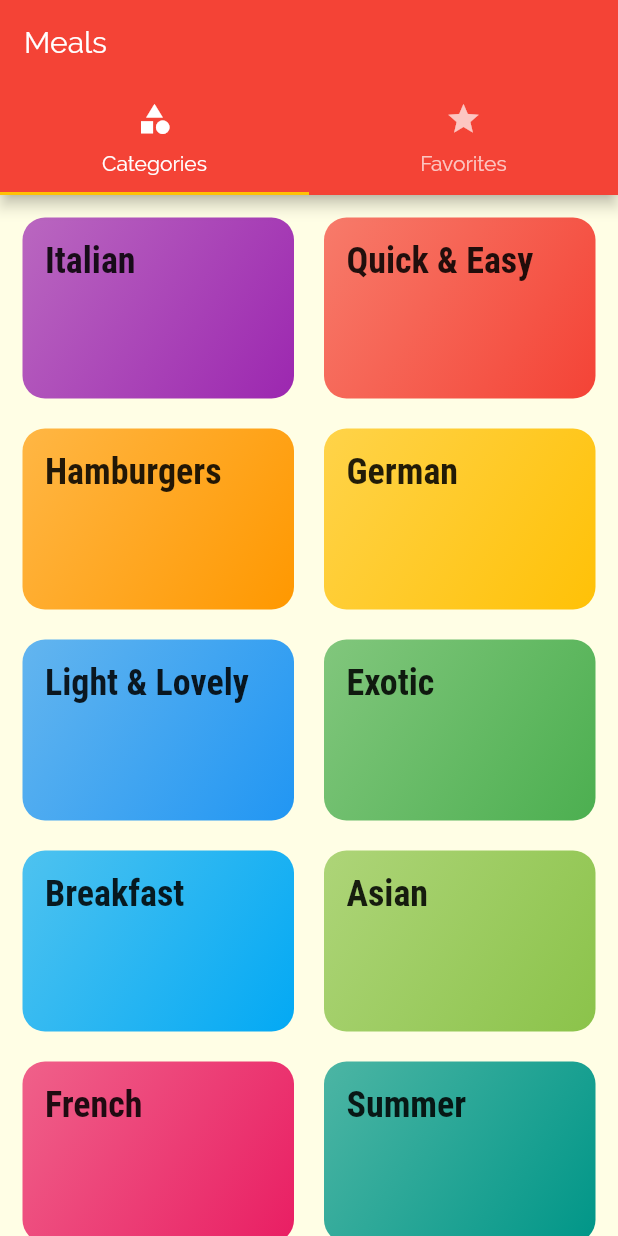
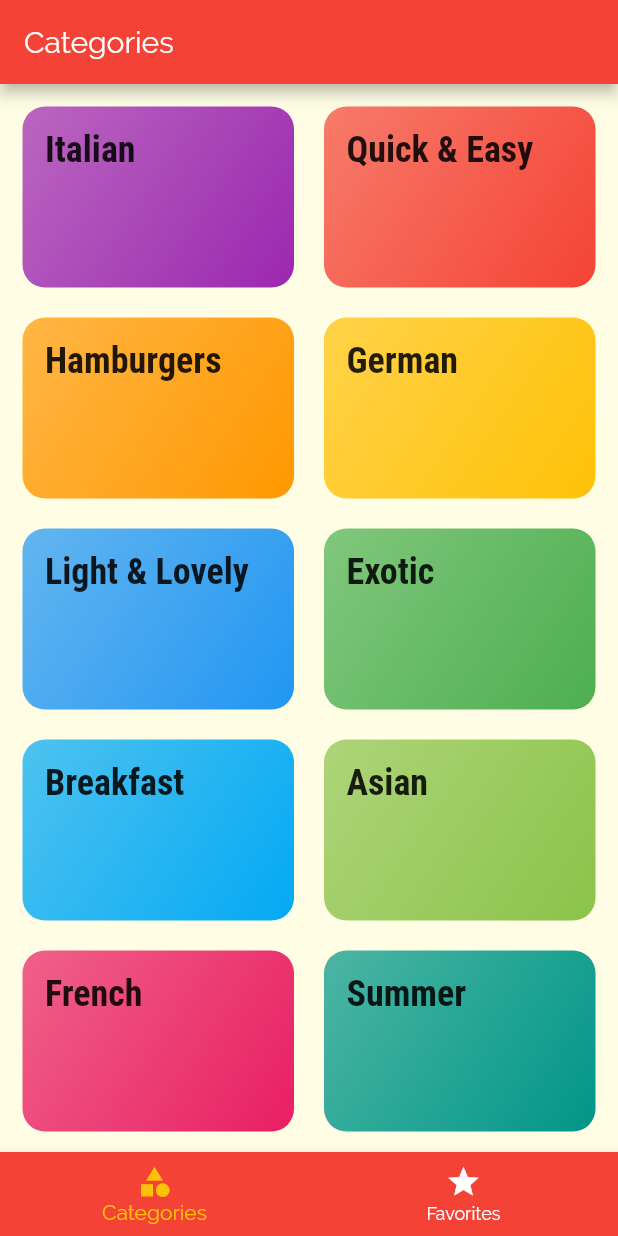
Before and after one commit to ParkSoravee/Fluter_Practice_app3_2, a Flutter app: the screen it shows after launch, on a phone screen of 412 x 824 dp. Run offline on Flutter 3.47's test engine with Material 2 defaults, Android fonts, the phone set to English and light mode, and no system bars.

```diff
--- a/lib/screens/tabs_screen.dart
+++ b/lib/screens/tabs_screen.dart
@@ -9,37 +9,50 @@ class TabsScreen extends StatefulWidget {
 }
 
 class _TabsScreenState extends State<TabsScreen> {
+  final List<Map<String, Object>> _pages = [
+    {
+      'page': CategoriesScreen(),
+      'title': 'Categories',
+    },
+    {
+      'page': FavoritesScreen(),
+      'title': 'Your Favorites',
+    },
+  ];
+  int _selectedPageIndex = 0;
+
+  void _selectPage(int index) {
+    setState(() {
+      _selectedPageIndex = index;
+    });
+  }
+
   @override
   Widget build(BuildContext context) {
-    return DefaultTabController(
-      length: 2,
-      // initialIndex: 0, //default is 0
-      child: Scaffold(
-        appBar: AppBar(
-          title: Text('Meals'),
-          bottom: TabBar(
-            tabs: [
-              Tab(
-                icon: Icon(
-                  Icons.category,
-                ),
-                text: 'Categories',
-              ),
-              Tab(
-                icon: Icon(
-                  Icons.star,
-                ),
-                text: 'Favorites',
-              ),
-            ],
+    return Scaffold(
+      appBar: AppBar(
+        title: Text(_pages[_selectedPageIndex]['title']),
+      ),
+      body: _pages[_selectedPageIndex]['page'],
+      bottomNavigationBar: BottomNavigationBar(
+        onTap: _selectPage,
+        backgroundColor: Theme.of(context).primaryColor,
+        unselectedItemColor: Colors.white,
+        selectedItemColor: Theme.of(context).accentColor,
+        currentIndex: _selectedPageIndex,
+        type: BottomNavigationBarType.fixed,
+        items: [
+          BottomNavigationBarItem(
+            backgroundColor: Theme.of(context).primaryColor,
+            icon: Icon(Icons.category),
+            label: 'Categories',
           ),
-        ),
-        body: TabBarView(
-          children: [
-            CategoriesScreen(),
-            FavoritesScreen(),
-          ],
-        ),
+          BottomNavigationBarItem(
+            backgroundColor: Theme.of(context).primaryColor,
+            icon: Icon(Icons.star),
+            label: 'Favorites',
+          ),
+        ],
       ),
     );
   }
```
